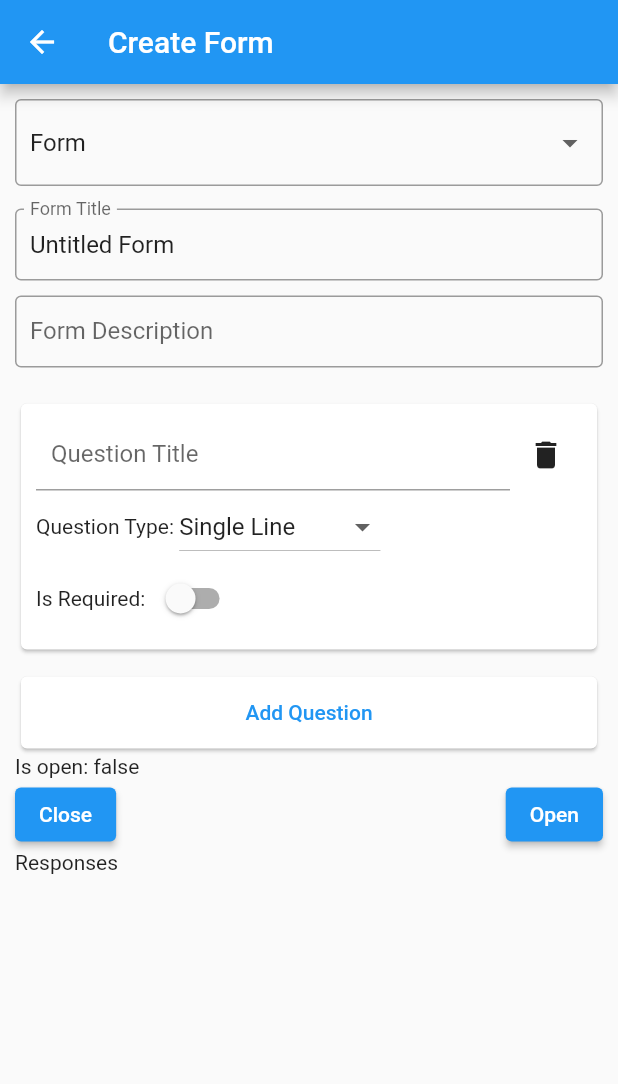
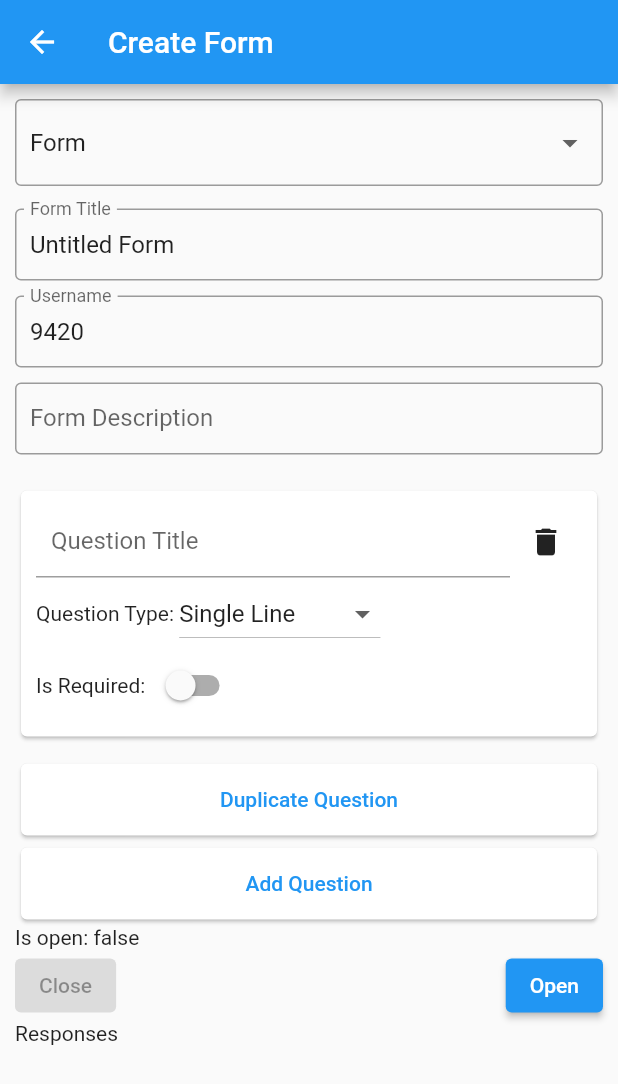
Before and after one commit to Crazzygamerr/SNDR, a Flutter app: the CreateForm screen opened by its route, on a phone screen of 412 x 824 dp. Shown: the top 1084 px of the screen. Run offline on Flutter 3.47's test engine with Material 2 defaults, Android fonts, the phone set to English and light mode, and no system bars; our stand-ins replace camera, file_picker, open_filex, permission_handler; missing offline and left inert: nearby_connections; statements that could not run were skipped.

Commit message:
username

```diff
--- a/lib/CreateForm.dart
+++ b/lib/CreateForm.dart
@@ -1,4 +1,5 @@
 
+import 'dart:collection';
 import 'dart:convert';
 import 'dart:developer' as developer;
 
@@ -74,6 +75,7 @@
   Map<String, dynamic> form = {
     "type": "form",
     "title": "Untitled Form",
+    "username":'',
     "description": "",
     "content": [
       {
@@ -88,6 +90,7 @@
 
   bool isSharing = false;
   TextEditingController titleController = TextEditingController(text: "Untitled Form"), descriptionController = TextEditingController();
+  TextEditingController titleControllerr = TextEditingController(text: "Untitled Form"), descriptionControllerr = TextEditingController();
   List<List<TextEditingController>> optionControllers = [[TextEditingController(text: "Option 1")]];
 
   @override
@@ -130,6 +133,7 @@
               if(!isSharing)
               ...[
                 TextFormField(
+                  //initialValue: ,
                   decoration: const InputDecoration(
                     labelText: 'Form Title',
                     contentPadding: EdgeInsets.symmetric(horizontal: 10, vertical: 5),
@@ -137,6 +141,18 @@
                   ),
                   controller: titleController,
                   onChanged: (v) => setState(() => form["title"] = v),
+                ),
+                const SizedBox(height: 10),
+                TextFormField(
+                //initialValue: ,
+                //enabled:false,
+                decoration: const InputDecoration(
+                    labelText: 'Username',
+                    contentPadding: EdgeInsets.symmetric(horizontal: 10, vertical: 5),
+                    border: OutlineInputBorder(),
+                  ),
+                  controller: titleControllerr..text=Provider.of<NearbyService>(context, listen: false).userName.toString(),
+                  onChanged: (v) => Provider.of<NearbyService>(context, listen: false).userName=v,
                 ),
                 const SizedBox(height: 10),
                 TextFormField(
@@ -215,6 +231,8 @@
                                 shrinkWrap: true,
                                 physics: const NeverScrollableScrollPhysics(),
                                 itemBuilder: (context, index2) {
+                                  //print(index);
+                                  //print(index2);
                                   return Row(
                                     children: [
                                       if(form["content"][index]["type"] == QuestionTypes.multipleChoice.value)
@@ -271,6 +289,24 @@
                   },
                 ),
                 const SizedBox(height: 10),
+
+
+                Card(
+                  child: TextButton(
+                    onPressed: () => setState(() {
+
+                      var length= form["content"].length-1;
+                      form["content"].add(form["content"][length]);
+
+                      //form["content"].add(LinkedHashMap.from(form["content"][length]));
+                      print(form["content"]);
+                      optionControllers.add([
+                        TextEditingController(text: "Option 1"),
+                      ]);
+                    }),
+                    child: const Text('Duplicate Question'),
+                  ),
+                ),
                 Card(
                   child: TextButton(
                     onPressed: () => setState(() {
@@ -300,13 +336,23 @@
                     onPressed: () {
                       NearbyService().stopAdvertising();
                       // developer.log(QuestionTypes.dropdown.value);
+<<<<<<< Updated upstream
                       // developer.log(const JsonEncoder.withIndent("  ").convert(form));
+=======
+
+                      developer.log(const JsonEncoder.withIndent("  ").convert(form));
+
+>>>>>>> Stashed changes
                     },
                     child: const Text('Close'),
                   ),
                   ElevatedButton(
                     onPressed: () {
                       NearbyService().startAdvertising(isSharing ? shareMsg : form, isSharing: isSharing);
+                      String s=Provider.of<NearbyService>(context, listen: false).userName.toString();
+                      form['username']=s;
+                      print(s);
+                      print(form);
                     },
                     child: const Text('Open'),
                   ),
--- a/lib/NearbyService.dart
+++ b/lib/NearbyService.dart
@@ -56,7 +56,7 @@
   // ExchangeType exchangeType = ExchangeType.none;
   bool isAdvertising = false, isDiscovering = false;
   final Strategy strategy = Strategy.P2P_STAR;
-  final String userName = Random().nextInt(10000).toString();
+  String userName = Random().nextInt(10000).toString();
 
   Map<String, String> foundDevices = {};
   Map<String, ConnectionInfo> connectedDevices = {};
--- a/lib/main.dart
+++ b/lib/main.dart
@@ -22,7 +22,11 @@
   @override
   void initState() {
     super.initState();
+<<<<<<< Updated upstream
     initialize();
+=======
+     initialize();
+>>>>>>> Stashed changes
   }
 
   void initialize() async {
```
Also changed, not shown: lib/Home.dart (+24 -0 lines), lib/ResponsePage.dart (+14 -4 lines).
